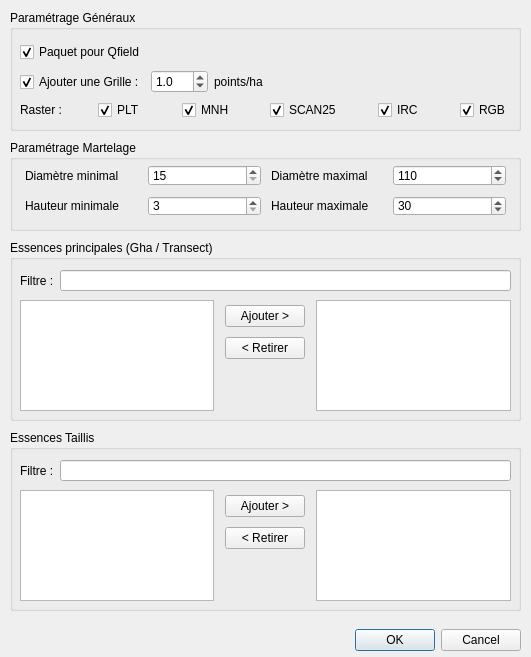
First picture: the form in Qracines/modules/expertise/create/expertise_create.ui, repository paul-carteron/Qracines, before the edit.
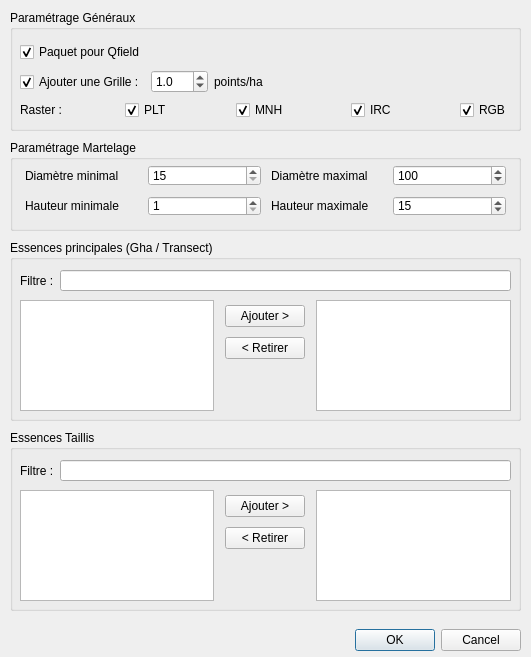
Second picture: the form after the edit. Custom widgets are drawn as their Qt base class.

The edit to the form file:
```diff
--- a/Qracines/modules/expertise/create/expertise_create.ui
+++ b/Qracines/modules/expertise/create/expertise_create.ui
@@ -186,13 +186,13 @@
         <number>15</number>
        </property>
        <property name="maximum">
-        <number>120</number>
+        <number>200</number>
        </property>
        <property name="singleStep">
         <number>5</number>
        </property>
        <property name="value">
-        <number>110</number>
+        <number>100</number>
        </property>
       </widget>
      </item>
@@ -206,7 +206,7 @@
      <item row="1" column="2">
       <widget class="QSpinBox" name="sp_hmin">
        <property name="minimum">
-        <number>3</number>
+        <number>1</number>
        </property>
        <property name="maximum">
         <number>40</number>
@@ -223,13 +223,13 @@
      <item row="1" column="4">
       <widget class="QSpinBox" name="sp_hmax">
        <property name="minimum">
-        <number>3</number>
+        <number>1</number>
        </property>
        <property name="maximum">
         <number>40</number>
        </property>
        <property name="value">
-        <number>30</number>
+        <number>15</number>
        </property>
       </widget>
      </item>
@@ -417,35 +417,6 @@
          </property>
         </widget>
        </item>
-       <item>
-        <spacer name="horizontalSpacer_6">
-         <property name="orientation">
-          <enum>Qt::Horizontal</enum>
-         </property>
-         <property name="sizeHint" stdset="0">
-          <size>
-           <width>40</width>
-           <height>20</height>
-          </size>
-         </property>
-        </spacer>
-       </item>
-       <item>
-        <widget class="QCheckBox" name="cb_scan25">
-         <property name="sizePolicy">
-          <sizepolicy hsizetype="Maximum" vsizetype="Fixed">
-           <horstretch>0</horstretch>
-           <verstretch>0</verstretch>
-          </sizepolicy>
-         </property>
-         <property name="text">
-          <string>SCAN25</string>
-         </property>
-         <property name="checked">
-          <bool>true</bool>
-         </property>
-        </widget>
-       </item>
        <item>
         <spacer name="horizontalSpacer_7">
          <property name="orientation">
```
Left out of the diff: 2 changed lines with no effect on the pictures.
